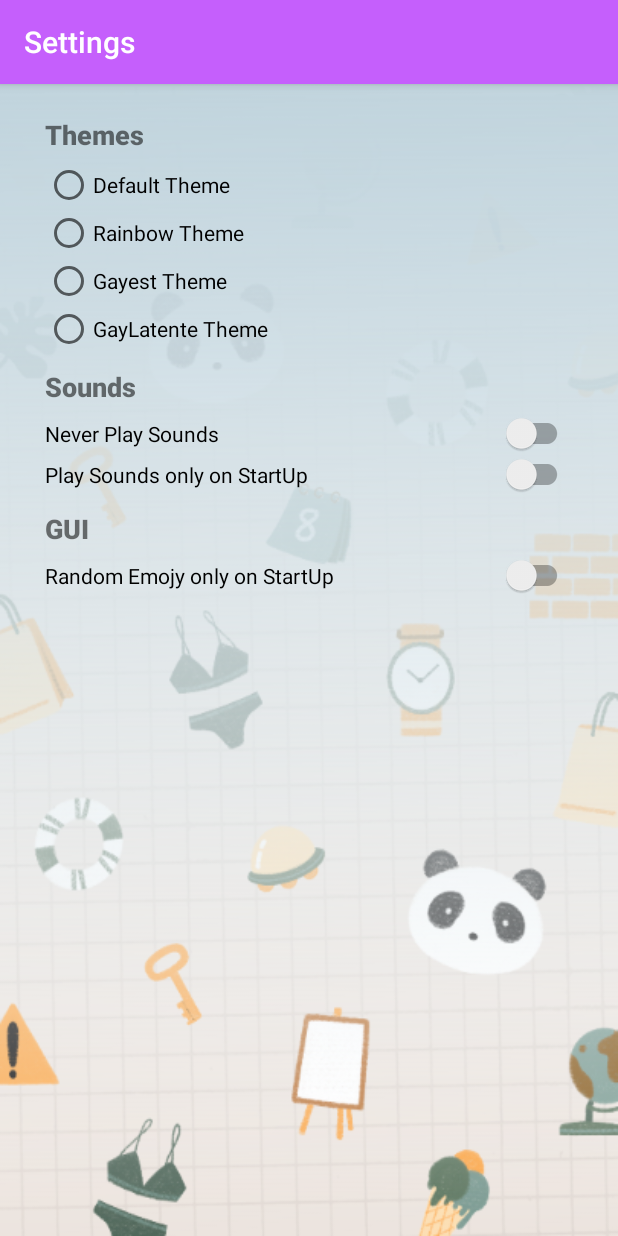
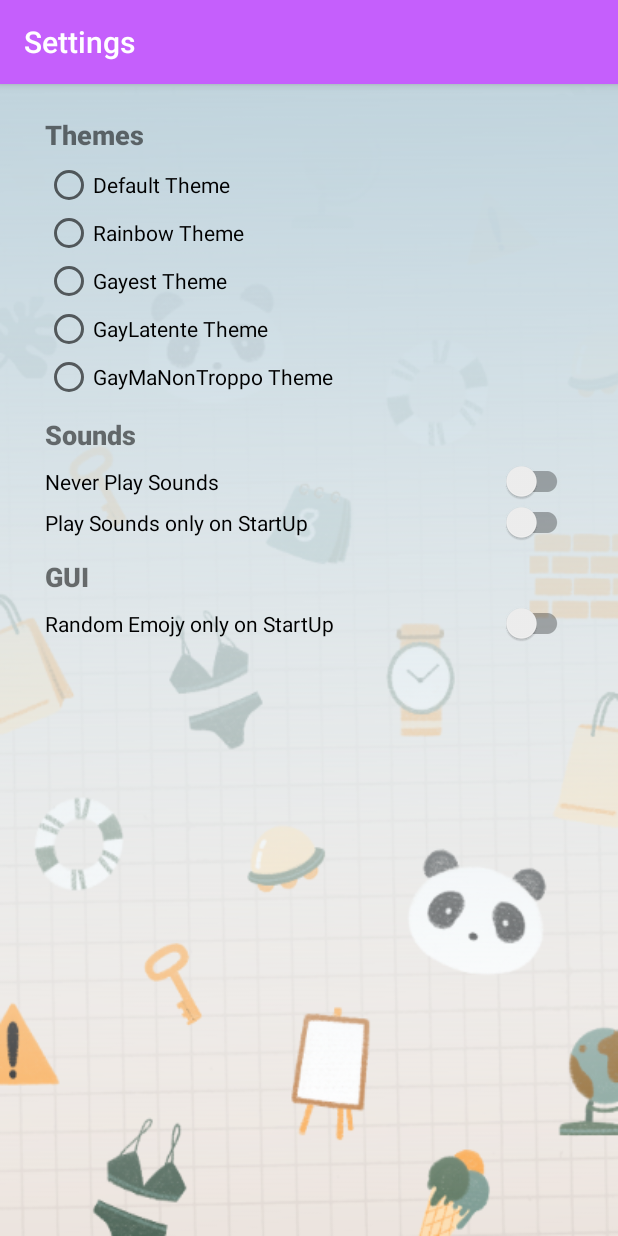
Before and after one commit to ncvescera/GayPass, an Android app: the SettingsActivity screen opened directly, with no data from a screen before it, on a phone screen of 412 x 824 dp. Run offline under Robolectric (Android 15) with nearby library versions, the phone set to English and light mode, and no system bars; 1 statement that could not run was skipped.

Commit message:
Theme Manager Upgrade
Improved how the themes are showed in the settings activity.
When a new theme is added the setting button will appear auotomatically.
Easy method to add new themes !

```diff
--- a/GayPass/app/src/main/java/com/example/gaypass/Managers/ThemeManager.kt
+++ b/GayPass/app/src/main/java/com/example/gaypass/Managers/ThemeManager.kt
@@ -16,6 +16,7 @@ class ThemeManager(
     private var settingsManager: SettingsManager = SettingsManager(context)
 
     // statics vars
+    // seems useless ...
     companion object {
         const val DEFAULT           = 0
         const val GAYEST_THEME      = 1
@@ -24,12 +25,12 @@ class ThemeManager(
         const val GAYMANONTROPPO_THEME     = 4
     }
 
-    private val themes = listOf<Theme>(
-        DefaultTheme(context, window, view, actionBar!!),
-        GayestTheme(context, window, view, actionBar),
-        GayLatenteTheme(context, window, view, actionBar),
-        RainbowTheme(context, window, view, actionBar),
-        GayMaNonTroppoTheme(context, window, view, actionBar)
+     val themes = listOf<Theme>(
+         DefaultTheme(context, window, view, actionBar!!),
+         RainbowTheme(context, window, view, actionBar),
+         GayestTheme(context, window, view, actionBar),
+         GayLatenteTheme(context, window, view, actionBar),
+         GayMaNonTroppoTheme(context, window, view, actionBar)
     )
 
     var theme: Int
--- a/GayPass/app/src/main/java/com/example/gaypass/SettingsActivity.kt
+++ b/GayPass/app/src/main/java/com/example/gaypass/SettingsActivity.kt
@@ -4,10 +4,12 @@ import android.os.Bundle
 import android.provider.MediaStore
 import android.view.View
 import android.widget.RadioButton
+import android.widget.RadioGroup
 import androidx.appcompat.app.AppCompatActivity
 import com.example.gaypass.Managers.SettingsManager
 import com.example.gaypass.Managers.ThemeManager
 import com.google.android.material.switchmaterial.SwitchMaterial
+import kotlin.math.sign
 
 
 class SettingsActivity : AppCompatActivity() {
@@ -26,6 +28,35 @@ class SettingsActivity : AppCompatActivity() {
         settingManager = SettingsManager(this)
         themeManager = ThemeManager(this, window, supportActionBar, findViewById(R.id.settings_container))
 
+        // --- generating radio buttons ---//
+        var radioButtons = arrayListOf<RadioButton>()                       // list for storing all the radio buttons
+        val radioGroup = findViewById<RadioGroup>(R.id.radioGroup_themes)   // radioGroup in the Activiry
+
+        for (i in themeManager.themes.indices) {
+            // create new Radio Button
+            var tmp = RadioButton(this)
+
+            // set text
+            tmp.text = themeManager.themes[i].name
+
+            // set checked if is the active theme
+            tmp.isChecked = (i == themeManager.theme)
+
+            // set click listener
+            tmp.setOnClickListener {
+                themeManager.theme = i
+            }
+
+            // set id
+            tmp.id = i + 100    // must set the id otherwise a radio button remains clicked
+
+            // add to the list
+            radioButtons.add(tmp)
+
+            // add to the RadioGroup
+            radioGroup.addView(tmp)
+        }
+
         // apply theme
         themeManager.applyTheme()
 
@@ -35,7 +66,6 @@ class SettingsActivity : AppCompatActivity() {
         emojyOnlyOnStart = findViewById(R.id.gui_emojyOnlyStart)
 
         // set switches with stored value
-        intiRadioButtons()
         neverPlaySounds.isChecked       = settingManager.soundNever
         soundsOnlyOnStart.isChecked     = settingManager.soundOnlyOnStart
         emojyOnlyOnStart.isChecked      = settingManager.emojyOnlyOnStart
@@ -71,60 +101,4 @@ class SettingsActivity : AppCompatActivity() {
             settingManager.emojyOnlyOnStart = this_button.isChecked
         }
     }
-
-    // --- RADIO BUTTON SECTION --- //
-    // initialize radio buttons (themes) with the selected theme
-    private fun intiRadioButtons() {
-        when(settingManager.currentTheme) {
-            ThemeManager.DEFAULT -> {
-                findViewById<RadioButton>(R.id.default_theme).isChecked = true
-            }
-            ThemeManager.GAYEST_THEME -> {
-                findViewById<RadioButton>(R.id.gayest_theme).isChecked = true
-            }
-            ThemeManager.GAYLATENTE_THEME -> {
-                findViewById<RadioButton>(R.id.gayLatente_theme).isChecked = true
-            }
-            ThemeManager.RAINBOW_THEME -> {
-                findViewById<RadioButton>(R.id.rainbow_theme).isChecked = true
-            }
-        }
-    }
-
-    // function to handle the theme selection
-    // is setted on the radiobutton's field onClickListener in the activiry_setting.xml file
-    fun onRadioButtonClicked(view: View) {
-        if (view is RadioButton) {
-            // Is the button now checked?
-            val checked = view.isChecked
-
-            // Check which radio button was clicked
-            when (view.getId()) {
-                R.id.default_theme -> {
-                    // Apply DEFAULT Theme
-                    if (checked) {
-                        themeManager.theme = ThemeManager.DEFAULT
-                    }
-                }
-                R.id.gayest_theme -> {
-                    // Apply GAYEST Theme
-                    if (checked) {
-                        themeManager.theme = ThemeManager.GAYEST_THEME
-                    }
-                }
-                R.id.gayLatente_theme -> {
-                    // Apply GAYLATENTE Theme
-                    if (checked) {
-                        themeManager.theme = ThemeManager.GAYLATENTE_THEME
-                    }
-                }
-                R.id.rainbow_theme -> {
-                    // Apply GAYLATENTE Theme
-                    if (checked) {
-                        themeManager.theme = ThemeManager.RAINBOW_THEME
-                    }
-                }
-            }
-        }
-    }
 }
--- a/GayPass/app/src/main/java/com/example/gaypass/Themes/DefaultTheme.kt
+++ b/GayPass/app/src/main/java/com/example/gaypass/Themes/DefaultTheme.kt
@@ -17,7 +17,8 @@ class DefaultTheme
         R.color.colorPrimaryDarkDefault,
         R.color.colorAccentDefault,
         R.color.colorBgDefault,
-        null
+        null,
+        context.getString(R.string.defaultTheme_text)
     ) {
         override fun apply() {
             super.applyTheme(
--- a/GayPass/app/src/main/java/com/example/gaypass/Themes/GayLatenteTheme.kt
+++ b/GayPass/app/src/main/java/com/example/gaypass/Themes/GayLatenteTheme.kt
@@ -21,7 +21,8 @@ class GayLatenteTheme
             R.drawable.background_main_theme_gaylatente,
             R.drawable.background_info_theme_gaylatente,
             R.drawable.background_settings_theme_gaylatente
-        )
+        ),
+        context.getString(R.string.gayLatenteTheme_text)
     ) {
         override fun apply() {
             super.applyTheme(
--- a/GayPass/app/src/main/java/com/example/gaypass/Themes/GayMaNonTroppoTheme.kt
+++ b/GayPass/app/src/main/java/com/example/gaypass/Themes/GayMaNonTroppoTheme.kt
@@ -20,7 +20,8 @@ class GayMaNonTroppoTheme(
             R.drawable.background_main_theme_gaymanontroppo,
             R.drawable.background_info_theme_gaymanontroppo,
             R.drawable.background_settings_theme_gaymanontroppo
-        )
+        ),
+        "GayMaNonTroppo Theme"
     ) {
         override fun apply() {
             super.applyTheme(
--- a/GayPass/app/src/main/java/com/example/gaypass/Themes/GayestTheme.kt
+++ b/GayPass/app/src/main/java/com/example/gaypass/Themes/GayestTheme.kt
@@ -21,7 +21,8 @@ class GayestTheme
             R.drawable.background_main_theme_verygay,
             R.drawable.background_info_theme_verygay,
             R.drawable.background_settings_theme_verygay
-        )
+        ),
+        context.getString(R.string.gayestTheme_text)
     ) {
         override fun apply() {
             super.applyTheme(
--- a/GayPass/app/src/main/java/com/example/gaypass/Themes/RainbowTheme.kt
+++ b/GayPass/app/src/main/java/com/example/gaypass/Themes/RainbowTheme.kt
@@ -16,7 +16,8 @@ class RainbowTheme(
         R.color.colorPrimaryDarkRainbow,
         R.color.colorAccentRainbow,
         R.color.colorBgRainbow,
-        listOf(R.drawable.background_rainbow)
+        listOf(R.drawable.background_rainbow),
+        context.getString(R.string.rainbowTheme_text)
     ) {
         override fun apply() {
             super.applyTheme(
--- a/GayPass/app/src/main/java/com/example/gaypass/Themes/Theme.kt
+++ b/GayPass/app/src/main/java/com/example/gaypass/Themes/Theme.kt
@@ -20,7 +20,7 @@ import com.example.gaypass.MainActivity
 import com.example.gaypass.SettingsActivity
 import com.google.android.material.switchmaterial.SwitchMaterial
 
-abstract class Theme(val primary: Int, val primaryDark: Int, val accent: Int, val bgText: Int, val bgDrawable: List<Int>?) {
+abstract class Theme(val primary: Int, val primaryDark: Int, val accent: Int, val bgText: Int, val bgDrawable: List<Int>?, val name: String) {
     private val SECONDARY_THRASHOLD = 53
 
     abstract fun apply()
--- a/GayPass/app/src/main/res/layout/activity_settings.xml
+++ b/GayPass/app/src/main/res/layout/activity_settings.xml
@@ -43,33 +43,7 @@
             app:layout_constraintStart_toStartOf="parent"
             app:layout_constraintTop_toBottomOf="@+id/textView_themes">
 
-            <RadioButton
-                android:id="@+id/default_theme"
-                android:layout_width="match_parent"
-                android:layout_height="wrap_content"
-                android:onClick="onRadioButtonClicked"
-                android:text="@string/defaultTheme_text" />
 
-            <RadioButton
-                android:id="@+id/rainbow_theme"
-                android:layout_width="match_parent"
-                android:layout_height="wrap_content"
-                android:onClick="onRadioButtonClicked"
-                android:text="@string/rainbowTheme_text" />
-
-            <RadioButton
-                android:id="@+id/gayest_theme"
-                android:layout_width="match_parent"
-                android:layout_height="wrap_content"
-                android:onClick="onRadioButtonClicked"
-                android:text="@string/gayestTheme_text" />
-
-            <RadioButton
-                android:id="@+id/gayLatente_theme"
-                android:layout_width="match_parent"
-                android:layout_height="wrap_content"
-                android:onClick="onRadioButtonClicked"
-                android:text="@string/gayLatenteTheme_text" />
         </RadioGroup>
 
         <TextView
```
